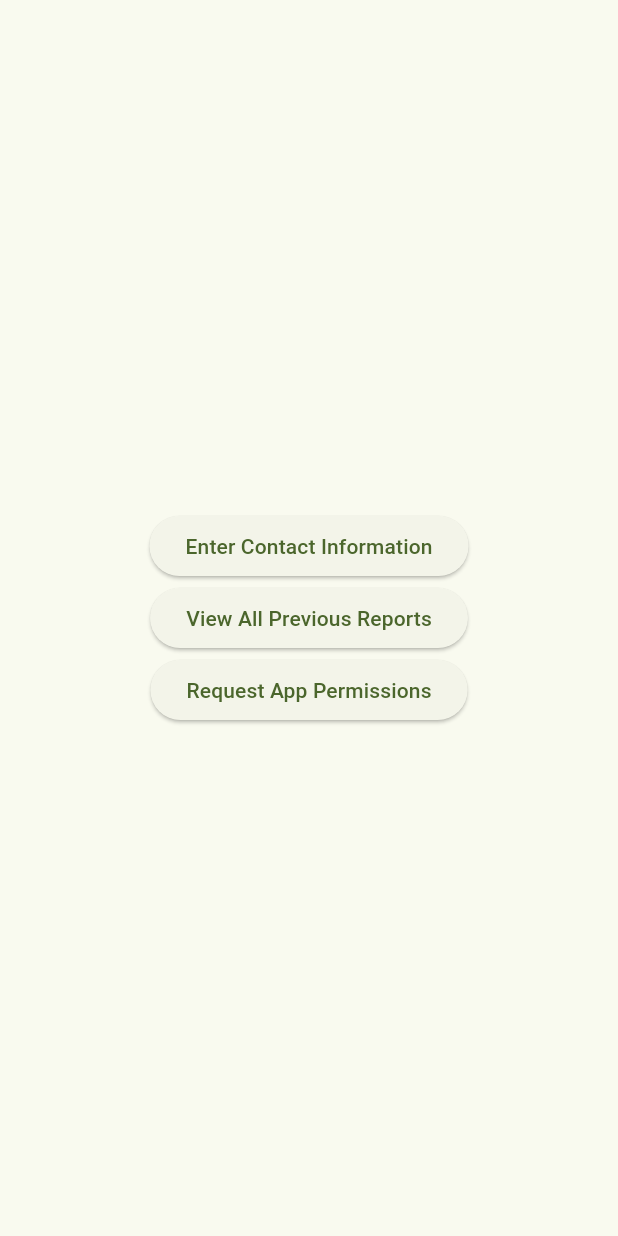
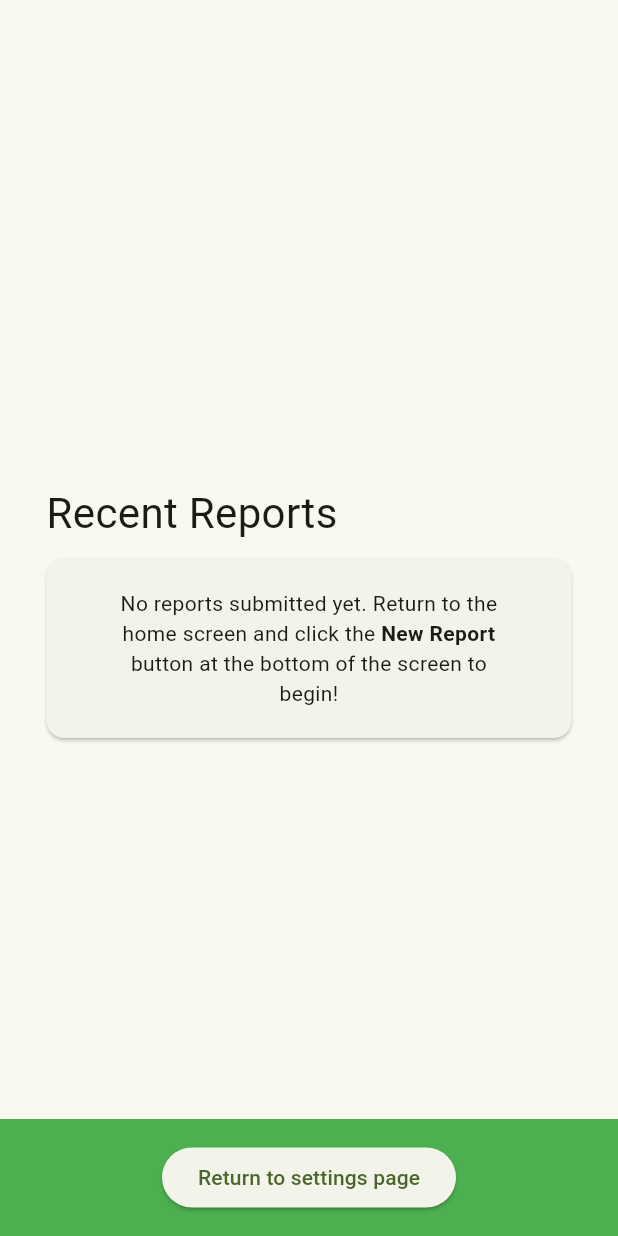
Before and after one commit to WilliamBarber/Senior-Project, a Flutter app: the SettingsPage screen opened directly, after a tap on "View All Previous Reports", on a phone screen of 412 x 824 dp. Run offline on Flutter 3.47's test engine with Material 2 defaults, Android fonts, the phone set to English and light mode, and no system bars; our stand-ins replace cloud_firestore, custom_rating_bar, firebase_auth, firebase_core, firebase_storage, image_picker; accounts and stored records are empty.

Commit message:
Added AllPreviousReports page
Shows a list of all previous reports.

```diff
--- /dev/null
+++ b/WTA_App/lib/AllPreviousReportsPage.dart
@@ -0,0 +1,141 @@
+import 'package:flutter/material.dart';
+import 'package:provider/provider.dart';
+import 'MyAppState.dart';
+import 'OldReportPage.dart';
+
+class AllPreviousReportsPage extends StatelessWidget {
+  const AllPreviousReportsPage({super.key});
+
+  @override
+  Widget build(BuildContext context) {
+    var appState = context.watch<MyAppState>();
+    var oldReports = appState.getAllReports();
+    return Scaffold(
+        /*floatingActionButton: FloatingActionButton.extended(
+          onPressed: () {
+            Navigator.pop(context);
+          },
+          tooltip: 'PreviousPage',
+          icon: const Icon(Icons.arrow_back),
+          label: const Text('Previous Page'),
+          foregroundColor: Colors.white,
+          backgroundColor: Colors.brown,
+        ),*/
+        bottomSheet: Container(
+          color: Colors.green,
+          height: 78,
+          child: Center(
+            child: Column(
+              mainAxisAlignment: MainAxisAlignment.center,
+              mainAxisSize: MainAxisSize.min,
+              children: <Widget>[
+                ElevatedButton(
+                  child: const Text('Return to settings page'),
+                  onPressed: () {
+                    Navigator.pop(context);
+                  },
+                ),
+              ],
+            ),
+          ),
+        ),
+        body: oldReports.isEmpty
+            ? Center(
+                child: FractionallySizedBox(
+                  widthFactor: 0.85,
+                  child: ListView(
+                    shrinkWrap: true,
+                    children: [
+                      Text(
+                        'Recent Reports',
+                        style: DefaultTextStyle.of(context).style.apply(fontSizeFactor: 2.0),
+                      ),
+                      Card(
+                        margin: EdgeInsets.only(top: 10, bottom: 10),
+                        child: FractionallySizedBox(
+                          widthFactor: 0.85,
+                          child: Padding(
+                            padding: const EdgeInsets.all(20),
+                            child: Column(
+                                mainAxisAlignment: MainAxisAlignment.center,
+                                children: [
+                                  Text.rich(
+                                      TextSpan(
+                                          text:
+                                          'No reports submitted yet. Return to the home screen and click the ',
+                                          children: <TextSpan>[
+                                            TextSpan(
+                                                text: 'New Report ',
+                                                style: TextStyle(
+                                                    fontWeight:
+                                                    FontWeight.bold)),
+                                            TextSpan(
+                                                text:
+                                                'button at the bottom of the screen to begin!'),
+                                          ]),
+                                      textAlign: TextAlign.center),
+                                ]),
+                          ),
+                        ),
+                      ),
+                    ],
+                  ),
+                ),
+              )
+            : Center(
+                child: FractionallySizedBox(
+                  widthFactor: 0.85,
+                  child: ListView.builder(
+                    padding: EdgeInsets.only(top: 50, bottom: 85),
+                      shrinkWrap: true,
+                      itemCount:
+                          oldReports.length + 1,
+                      itemBuilder: (context, reportNumber) {
+                        if (reportNumber == 0) {
+                          return Text(
+                            'All Previous Reports',
+                            style: DefaultTextStyle.of(context)
+                                .style
+                                .apply(fontSizeFactor: 2.0),
+                          );
+                        } else {
+                          return Card(
+                            margin: EdgeInsets.only(top: 10, bottom: 10),
+                            child: FractionallySizedBox(
+                              widthFactor: 0.85,
+                              child: Padding(
+                                padding: const EdgeInsets.all(20),
+                                child: Column(
+                                    mainAxisAlignment: MainAxisAlignment.center,
+                                    children: [
+                                      Text(
+                                          'Title: ${appState.getReport(reportNumber - 1).getTitle()}'),
+                                      Text(
+                                          'Date: ${appState.getReport(reportNumber - 1).getDate()}'),
+                                      Text(
+                                          'Issue Category: ${appState.getReport(reportNumber - 1).getCategory()}'),
+                                      ElevatedButton(
+                                        child: Text('View Report'),
+                                        onPressed: () {
+                                          Navigator.push(
+                                            context,
+                                            MaterialPageRoute(
+                                                builder: (context) =>
+                                                    OldReportPage(
+                                                        report: appState
+                                                            .getReport(
+                                                                reportNumber -
+                                                                    1))),
+                                          );
+                                        },
+                                      ),
+                                    ]),
+                              ),
+                            ),
+                          );
+                        }
+                      }),
+                ),
+              ));
+  }
+}
--- a/WTA_App/lib/SettingsPage.dart
+++ b/WTA_App/lib/SettingsPage.dart
@@ -1,4 +1,5 @@
 import 'package:flutter/material.dart';
+import 'AllPreviousReportsPage.dart';
 
 class SettingsPage extends StatelessWidget {
   @override
@@ -13,7 +14,12 @@ class SettingsPage extends StatelessWidget {
       ),
       ElevatedButton(
         onPressed: () {
-          print('Previous Reports Button Clicked');
+          Navigator.push(
+            context,
+            MaterialPageRoute(builder: (context) {
+              return Scaffold(body: AllPreviousReportsPage());
+            }),
+          );
         },
         child: Text('View All Previous Reports'),
       ),
```
Also changed, not shown: WTA_App/lib/HomePage.dart (+7 -6 lines).
